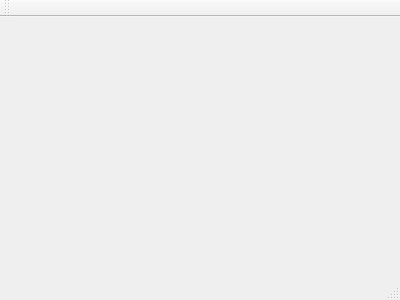
buzzz321/HexView, file hexviewwindow.ui: the form before one commit.
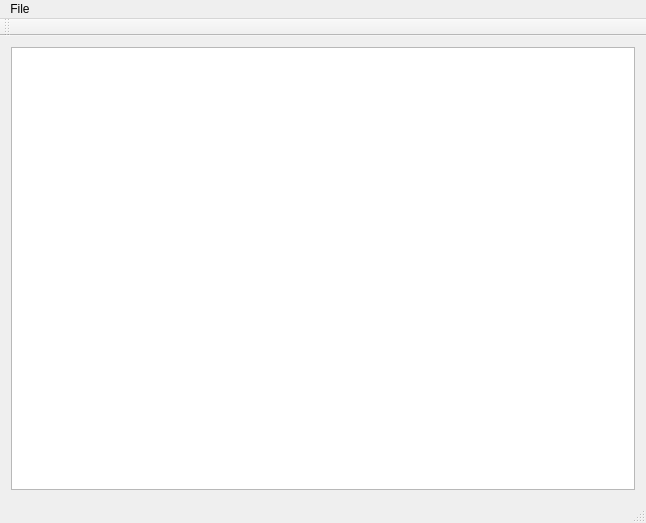
The form after the commit.

Commit message: Added an extra ascii line to the right to visualize readble characters.

Patch:
```diff
--- a/hexviewwindow.ui
+++ b/hexviewwindow.ui
@@ -1,24 +1,70 @@
 <ui version="4.0">
  <class>HexViewWindow</class>
- <widget class="QMainWindow" name="HexViewWindow" >
-  <property name="geometry" >
+ <widget class="QMainWindow" name="HexViewWindow">
+  <property name="geometry">
    <rect>
     <x>0</x>
     <y>0</y>
-    <width>400</width>
-    <height>300</height>
+    <width>646</width>
+    <height>523</height>
    </rect>
   </property>
   <property name="windowTitle" >
    <string>HexViewWindow</string>
   </property>
-  <widget class="QMenuBar" name="menuBar" />
-  <widget class="QToolBar" name="mainToolBar" />
-  <widget class="QWidget" name="centralWidget" />
-  <widget class="QStatusBar" name="statusBar" />
+  <widget class="QWidget" name="centralWidget">
+   <layout class="QGridLayout" name="gridLayout_2">
+    <item row="0" column="0">
+     <layout class="QGridLayout" name="gridLayout">
+      <item row="0" column="0">
+       <widget class="QPlainTextEdit" name="plainTextEdit">
+        <property name="font">
+         <font>
+          <family>Ubuntu Mono</family>
+         </font>
+        </property>
+       </widget>
+      </item>
+     </layout>
+    </item>
+   </layout>
+  </widget>
+  <widget class="QMenuBar" name="menuBar">
+   <property name="geometry">
+    <rect>
+     <x>0</x>
+     <y>0</y>
+     <width>646</width>
+     <height>20</height>
+    </rect>
+   </property>
+   <widget class="QMenu" name="menuFile">
+    <property name="title">
+     <string>File</string>
+    </property>
+    <addaction name="actionOpen"/>
+   </widget>
+   <addaction name="menuFile"/>
+  </widget>
+  <widget class="QToolBar" name="mainToolBar">
+   <attribute name="toolBarArea">
+    <enum>TopToolBarArea</enum>
+   </attribute>
+   <attribute name="toolBarBreak">
+    <bool>false</bool>
+   </attribute>
+  </widget>
+  <widget class="QStatusBar" name="statusBar"/>
+  <action name="actionOpen">
+   <property name="text">
+    <string>&amp;Open</string>
+   </property>
+   <property name="shortcut">
+    <string>Ctrl+O</string>
+   </property>
+  </action>
  </widget>
- <layoutDefault spacing="6" margin="11" />
- <pixmapfunction></pixmapfunction>
+ <layoutdefault spacing="6" margin="11"/>
  <resources/>
  <connections/>
 </ui>
```
Left out of the diff: 5 changed lines with no effect on the pictures. The commit also changes 2 other files.
